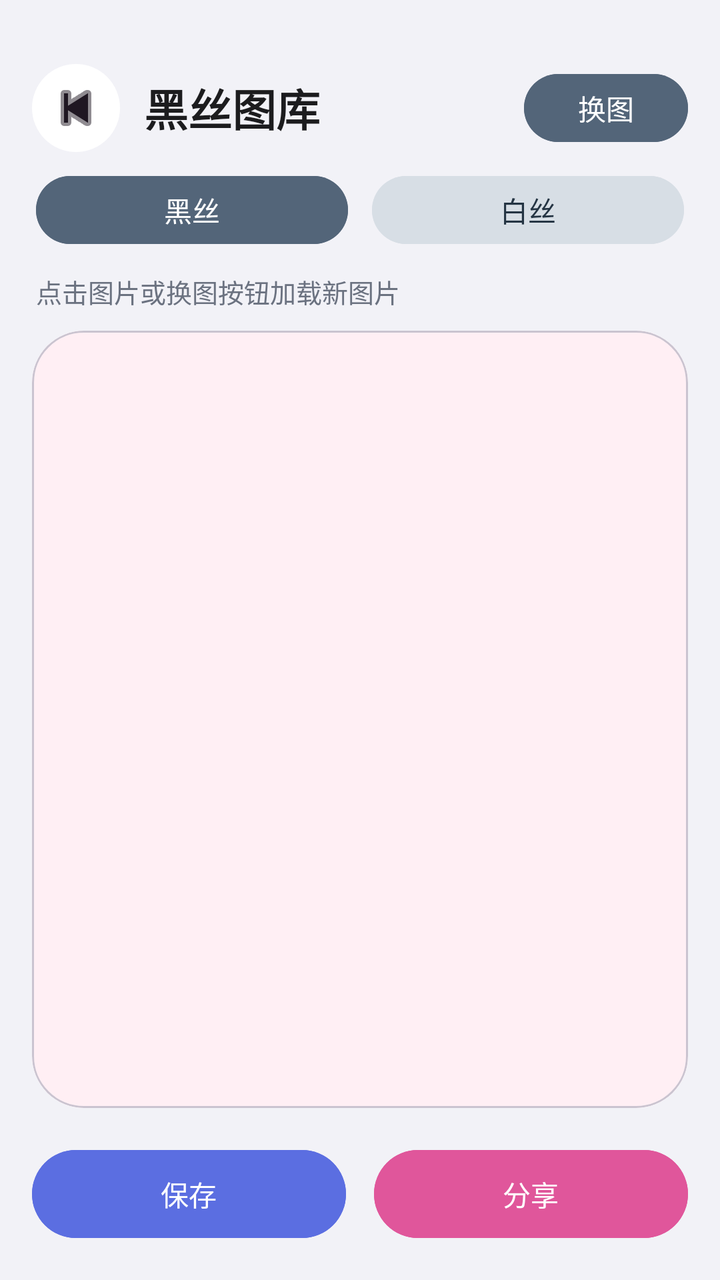
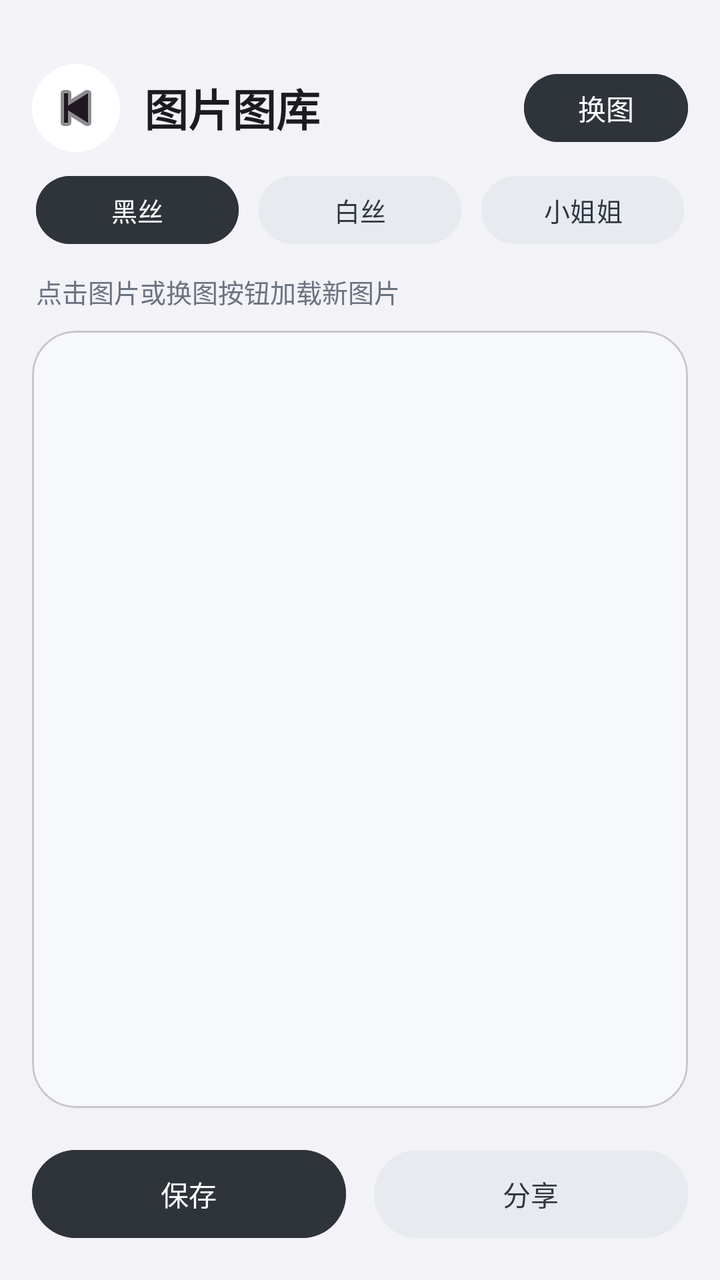

Two renders of the same Android screen: before a commit and after it. Below are the layout's source before the change and the commit's diff.
<!-- AndroidManifest.xml: application theme Theme.YunoTools -->
<!-- res/layout/activity_heisi_image.xml -->
<?xml version="1.0" encoding="utf-8"?>
<FrameLayout xmlns:android="http://schemas.android.com/apk/res/android"
    xmlns:app="http://schemas.android.com/apk/res-auto"
    android:id="@+id/heisiRoot"
    android:layout_width="match_parent"
    android:layout_height="match_parent"
    android:background="#F2F2F7">

    <LinearLayout
        android:layout_width="match_parent"
        android:layout_height="match_parent"
        android:orientation="vertical">

        <LinearLayout
            android:layout_width="match_parent"
            android:layout_height="84dp"
            android:gravity="center_vertical"
            android:orientation="horizontal"
            android:paddingStart="16dp"
            android:paddingTop="24dp"
            android:paddingEnd="16dp">

            <ImageButton
                android:id="@+id/btnBack"
                android:layout_width="44dp"
                android:layout_height="44dp"
                android:background="@drawable/bg_circle_white"
                android:contentDescription="返回"
                android:padding="12dp"
                android:src="@android:drawable/ic_media_previous"
                app:tint="#1F1722" />

            <TextView
                android:layout_width="0dp"
                android:layout_height="match_parent"
                android:layout_marginStart="12dp"
                android:layout_weight="1"
                android:gravity="center_vertical"
                android:text="黑丝图库"
                android:textColor="#1C1C1E"
                android:textSize="22sp"
                android:textStyle="bold" />

            <Button
                android:id="@+id/btnRefresh"
                android:layout_width="82dp"
                android:layout_height="42dp"
                android:backgroundTint="#536579"
                android:text="换图"
                android:textColor="#FFFFFF"
                android:textSize="14sp" />
        </LinearLayout>
        <LinearLayout
            android:layout_width="match_parent"
            android:layout_height="wrap_content"
            android:orientation="horizontal"
            android:paddingStart="18dp"
            android:paddingEnd="18dp"
            android:paddingBottom="10dp">
            <Button
                android:id="@+id/btnBlackSilk"
                android:layout_width="0dp"
                android:layout_height="42dp"
                android:layout_marginEnd="6dp"
                android:layout_weight="1"
                android:backgroundTint="#536579"
                android:text="黑丝"
                android:textColor="#FFFFFF"
                android:textSize="14sp" />
            <Button
                android:id="@+id/btnWhiteSilk"
                android:layout_width="0dp"
                android:layout_height="42dp"
                android:layout_marginStart="6dp"
                android:layout_weight="1"
                android:backgroundTint="#D7DEE5"
                android:text="白丝"
                android:textColor="#243443"
                android:textSize="14sp" />
        </LinearLayout>

        <TextView
            android:id="@+id/tvStatus"
            android:layout_width="match_parent"
            android:layout_height="wrap_content"
            android:paddingStart="18dp"
            android:paddingEnd="18dp"
            android:paddingBottom="10dp"
            android:text="点击图片或换图按钮加载新图片"
            android:textColor="#6B7280"
            android:textSize="13sp" />

        <com.google.android.material.card.MaterialCardView
            android:layout_width="match_parent"
            android:layout_height="0dp"
            android:layout_marginStart="16dp"
            android:layout_marginEnd="16dp"
            android:layout_marginBottom="14dp"
            android:layout_weight="1"
            app:cardBackgroundColor="#FFFFFFFF"
            app:cardCornerRadius="26dp"
            app:cardElevation="0dp">

            <FrameLayout
                android:layout_width="match_parent"
                android:layout_height="match_parent"
                android:background="#FFEFF4">

                <ImageView
                    android:id="@+id/ivHeisi"
                    android:layout_width="match_parent"
                    android:layout_height="match_parent"
                    android:contentDescription="图片"
                    android:scaleType="fitCenter" />

                <ProgressBar
                    android:id="@+id/progress"
                    android:layout_width="48dp"
                    android:layout_height="48dp"
                    android:layout_gravity="center"
                    android:visibility="gone" />
            </FrameLayout>
        </com.google.android.material.card.MaterialCardView>

        <LinearLayout
            android:layout_width="match_parent"
            android:layout_height="72dp"
            android:gravity="center"
            android:orientation="horizontal"
            android:paddingStart="16dp"
            android:paddingEnd="16dp"
            android:paddingBottom="14dp">

            <Button
                android:id="@+id/btnSave"
                android:layout_width="0dp"
                android:layout_height="52dp"
                android:layout_marginEnd="7dp"
                android:layout_weight="1"
                android:backgroundTint="#5B6EE1"
                android:text="保存"
                android:textColor="#FFFFFF" />

            <Button
                android:id="@+id/btnShare"
                android:layout_width="0dp"
                android:layout_height="52dp"
                android:layout_marginStart="7dp"
                android:layout_weight="1"
                android:backgroundTint="#E0569B"
                android:text="分享"
                android:textColor="#FFFFFF" />
        </LinearLayout>
    </LinearLayout>
</FrameLayout>
<!-- resources referenced by this layout -->
<resources>
  <!-- drawable bg_circle_white (drawable) -->
  <?xml version="1.0" encoding="utf-8"?>
  <shape xmlns:android="http://schemas.android.com/apk/res/android" android:shape="oval">
      <solid android:color="#FFFFFFFF" />
  </shape>
  <style name="Theme.YunoTools" parent="Theme.Material3.Light.NoActionBar">
          <item name="colorPrimary">@color/primary</item>
          <item name="colorPrimaryDark">@color/primary_dark</item>
          <item name="colorAccent">@color/accent</item>
          <item name="android:statusBarColor">#F2F2F7</item>
          <item name="android:windowLightStatusBar">true</item>
          <item name="android:navigationBarColor">@android:color/white</item>
          <item name="android:windowLightNavigationBar">true</item>
      </style>
  <color name="primary">#536579</color>
  <color name="primary_dark">#405365</color>
  <color name="accent">#71859A</color>
</resources>

<!-- the commit's change to res/layout/activity_heisi_image.xml (unified diff, before → after) -->
@@ -36,7 +36,7 @@
                 android:layout_marginStart="12dp"
                 android:layout_weight="1"
                 android:gravity="center_vertical"
-                android:text="黑丝图库"
+                android:text="图片图库"
                 android:textColor="#1C1C1E"
                 android:textSize="22sp"
                 android:textStyle="bold" />
@@ -45,11 +45,12 @@
                 android:id="@+id/btnRefresh"
                 android:layout_width="82dp"
                 android:layout_height="42dp"
-                android:backgroundTint="#536579"
+                android:backgroundTint="#2F343B"
                 android:text="换图"
                 android:textColor="#FFFFFF"
                 android:textSize="14sp" />
         </LinearLayout>
+
         <LinearLayout
             android:layout_width="match_parent"
             android:layout_height="wrap_content"
@@ -57,26 +58,40 @@
             android:paddingStart="18dp"
             android:paddingEnd="18dp"
             android:paddingBottom="10dp">
+
             <Button
                 android:id="@+id/btnBlackSilk"
                 android:layout_width="0dp"
                 android:layout_height="42dp"
-                android:layout_marginEnd="6dp"
+                android:layout_marginEnd="5dp"
                 android:layout_weight="1"
-                android:backgroundTint="#536579"
+                android:backgroundTint="#2F343B"
                 android:text="黑丝"
                 android:textColor="#FFFFFF"
-                android:textSize="14sp" />
+                android:textSize="13sp" />
+
             <Button
                 android:id="@+id/btnWhiteSilk"
                 android:layout_width="0dp"
                 android:layout_height="42dp"
-                android:layout_marginStart="6dp"
+                android:layout_marginStart="5dp"
+                android:layout_marginEnd="5dp"
                 android:layout_weight="1"
-                android:backgroundTint="#D7DEE5"
+                android:backgroundTint="#E7EBF0"
                 android:text="白丝"
-                android:textColor="#243443"
-                android:textSize="14sp" />
+                android:textColor="#303742"
+                android:textSize="13sp" />
+
+            <Button
+                android:id="@+id/btnMeinv"
+                android:layout_width="0dp"
+                android:layout_height="42dp"
+                android:layout_marginStart="5dp"
+                android:layout_weight="1"
+                android:backgroundTint="#E7EBF0"
+                android:text="小姐姐"
+                android:textColor="#303742"
+                android:textSize="13sp" />
         </LinearLayout>
 
         <TextView
@@ -98,13 +113,13 @@
             android:layout_marginBottom="14dp"
             android:layout_weight="1"
             app:cardBackgroundColor="#FFFFFFFF"
-            app:cardCornerRadius="26dp"
+            app:cardCornerRadius="22dp"
             app:cardElevation="0dp">
 
             <FrameLayout
                 android:layout_width="match_parent"
                 android:layout_height="match_parent"
-                android:background="#FFEFF4">
+                android:background="#F7F8FA">
 
                 <ImageView
                     android:id="@+id/ivHeisi"
@@ -137,7 +152,7 @@
                 android:layout_height="52dp"
                 android:layout_marginEnd="7dp"
                 android:layout_weight="1"
-                android:backgroundTint="#5B6EE1"
+                android:backgroundTint="#2F343B"
                 android:text="保存"
                 android:textColor="#FFFFFF" />
 
@@ -147,9 +162,9 @@
                 android:layout_height="52dp"
                 android:layout_marginStart="7dp"
                 android:layout_weight="1"
-                android:backgroundTint="#E0569B"
+                android:backgroundTint="#E7EBF0"
                 android:text="分享"
-                android:textColor="#FFFFFF" />
+                android:textColor="#303742" />
         </LinearLayout>
     </LinearLayout>
 </FrameLayout>
